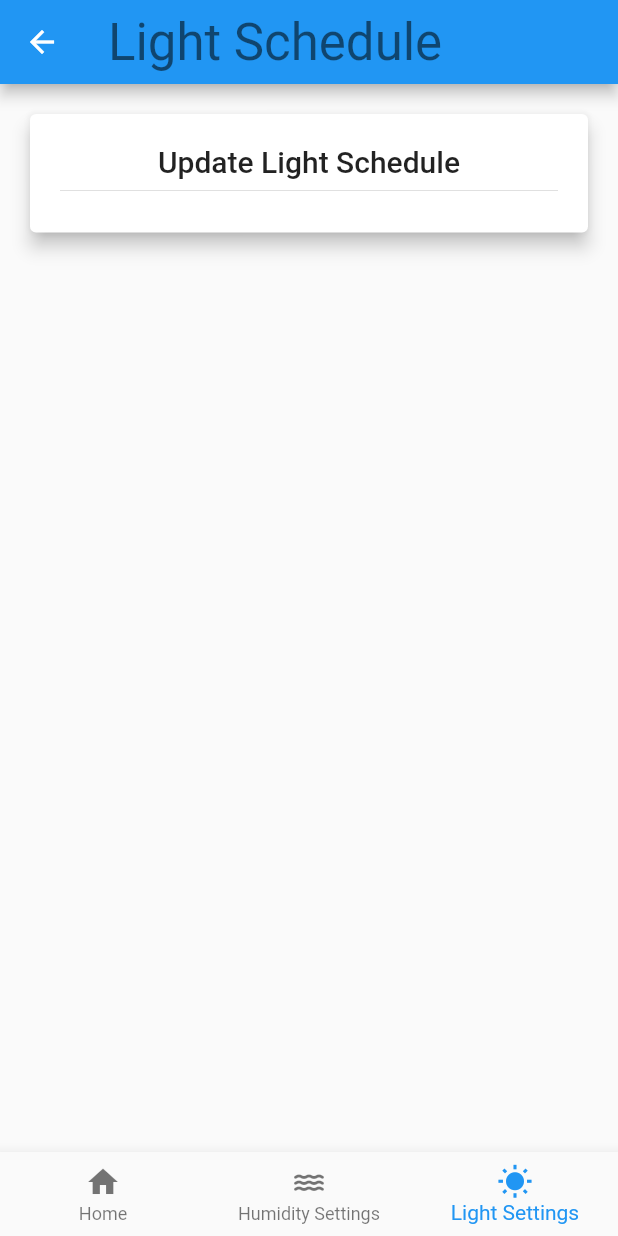
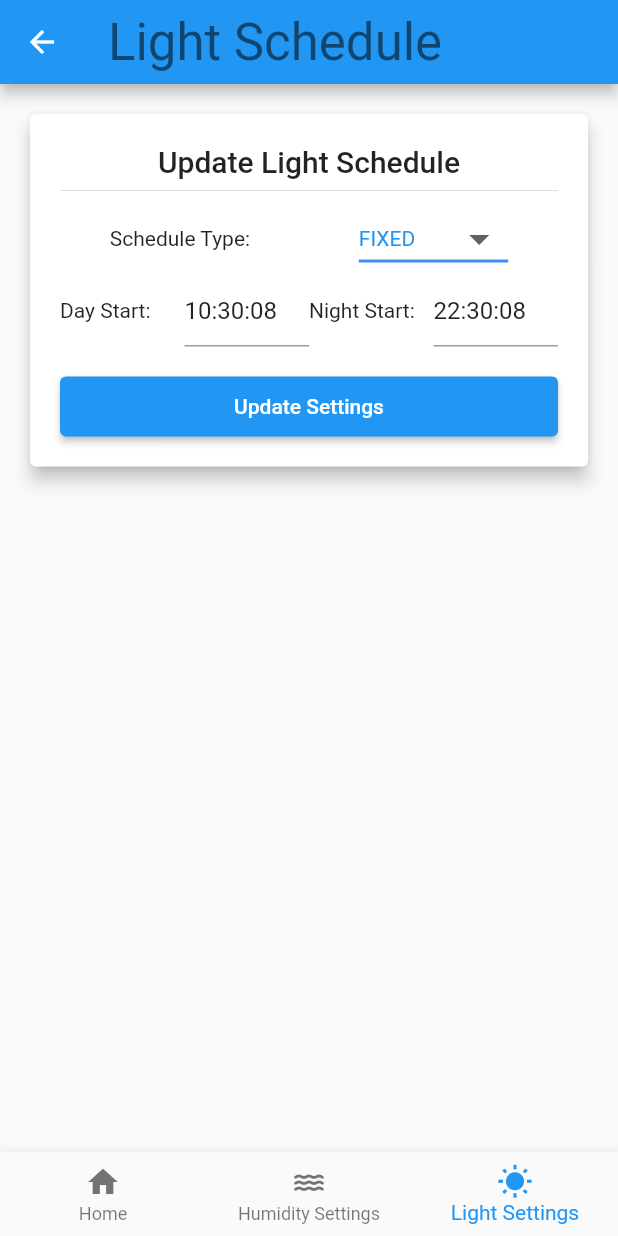
Before and after one commit to slimnate/sthc_mobile, a Flutter app: the screen it shows after launch, item 3 of the bottom bar chosen, on a phone screen of 412 x 824 dp. Run offline on Flutter 3.47's test engine with Material 2 defaults, Android fonts, the phone set to English and light mode, and no system bars; our stand-ins replace flutter_animation_progress_bar.

Commit message:
missed file

```diff
--- a/lib/widgets/lights.dart
+++ b/lib/widgets/lights.dart
@@ -1,4 +1,5 @@
 import 'package:flutter/material.dart';
+import 'package:flutter/services.dart';
 import 'package:provider/provider.dart';
 import 'package:sthc_mobile/widgets/titled_card.dart';
 import '../models.dart';
@@ -62,6 +63,8 @@ class DayNightDisplay extends StatelessWidget {
   }
 }
 
+// ==== LightScheduleEditor ====
+
 class LightScheduleEditor extends StatefulWidget {
   LightScheduleEditor({Key? key}) : super(key: key);
 
@@ -70,15 +73,154 @@ class LightScheduleEditor extends StatefulWidget {
 }
 
 class _LightScheduleEditorState extends State<LightScheduleEditor> {
-  final TextEditingController scheduleType = TextEditingController();
+  ScheduleType? scheduleType;
 
   @override
   Widget build(BuildContext context) {
+    var settings = context.watch<LightScheduleModel>();
+    var dropdownItems = buildDropdownValues(context);
+
+    if (scheduleType == null) {
+      scheduleType = settings.type;
+    }
+
     return TitledColumnCard(
       title: "Update Light Schedule",
       children: [
-        Row(),
+        Table(
+          columnWidths: {
+            0: FractionColumnWidth(.5),
+            1: FractionColumnWidth(.3)
+          },
+          defaultVerticalAlignment: TableCellVerticalAlignment.middle,
+          children: [
+            TableRow(
+              children: [
+                Text("Schedule Type: "),
+                DropdownButton(
+                  value: scheduleType,
+                  icon: Icon(Icons.arrow_drop_down),
+                  iconSize: 32,
+                  elevation: 20,
+                  style: TextStyle(color: Colors.blue),
+                  underline: Container(
+                    height: 2,
+                    color: Colors.blueAccent,
+                  ),
+                  items: dropdownItems,
+                  onChanged: (ScheduleType? t) {
+                    setState(
+                      () {
+                        scheduleType = t as ScheduleType;
+                        print(t);
+                      },
+                    );
+                  },
+                ),
+              ],
+            ),
+          ],
+        ),
+        buildListEditor(scheduleType),
+        Container(
+          padding: EdgeInsets.fromLTRB(0, 20, 0, 0),
+          height: 60,
+          width: MediaQuery.of(context).size.width,
+          child: ElevatedButton(
+            onPressed: () => {
+              onUpdatePressed(context),
+            },
+            child: Text("Update Settings"),
+          ),
+        ),
       ],
     );
   }
+
+  List<DropdownMenuItem<ScheduleType>> buildDropdownValues(
+      BuildContext context) {
+    return ScheduleType.values
+        .map(
+          (scheduleType) => DropdownMenuItem<ScheduleType>(
+            value: scheduleType,
+            child: Text(scheduleType
+                .toString()
+                .substring(scheduleType.toString().indexOf('.') + 1)),
+          ),
+        )
+        .toList();
+  }
+
+  buildListEditor(ScheduleType? t) {
+    if (t == ScheduleType.FIXED) {
+      return FixedScheduleEditor();
+    } else {
+      //TODO: Implement MonthlyScheduleEditor
+      return FixedScheduleEditor();
+    }
+  }
+
+  void onUpdatePressed(BuildContext context) {}
 }
+
+// ==== Schedule Entry Editor ====
+
+class FixedScheduleEditor extends StatefulWidget {
+  FixedScheduleEditor({Key? key}) : super(key: key);
+
+  @override
+  _FixedScheduleEditorState createState() => _FixedScheduleEditorState();
+}
+
+class _FixedScheduleEditorState extends State<FixedScheduleEditor> {
+  final dayStartCtrl = TextEditingController();
+  final nightStartCtrl = TextEditingController();
+
+  @override
+  void dispose() {
+    dayStartCtrl.dispose();
+    nightStartCtrl.dispose();
+    super.dispose();
+  }
+
+  @override
+  Widget build(BuildContext context) {
+    var settings = context.watch<LightScheduleModel>();
+
+    dayStartCtrl.text = settings.schedule
+        .getEntry(DateTime.now())
+        .dayStart
+        .buildPaddedTimeString();
+    nightStartCtrl.text = settings.schedule
+        .getEntry(DateTime.now())
+        .nightStart
+        .buildPaddedTimeString();
+    return Container(
+      child: Table(
+        columnWidths: {
+          0: FractionColumnWidth(.25),
+          1: FractionColumnWidth(.25),
+          2: FractionColumnWidth(.25),
+          3: FractionColumnWidth(.25),
+        },
+        defaultVerticalAlignment: TableCellVerticalAlignment.middle,
+        children: [
+          TableRow(
+            children: [
+              Text("Day Start:"),
+              TextField(
+                textAlign: TextAlign.left,
+                controller: dayStartCtrl,
+              ),
+              Text("Night Start:"),
+              TextField(
+                textAlign: TextAlign.left,
+                controller: nightStartCtrl,
+              ),
+            ],
+          )
+        ],
+      ),
+    );
+  }
+}
```
